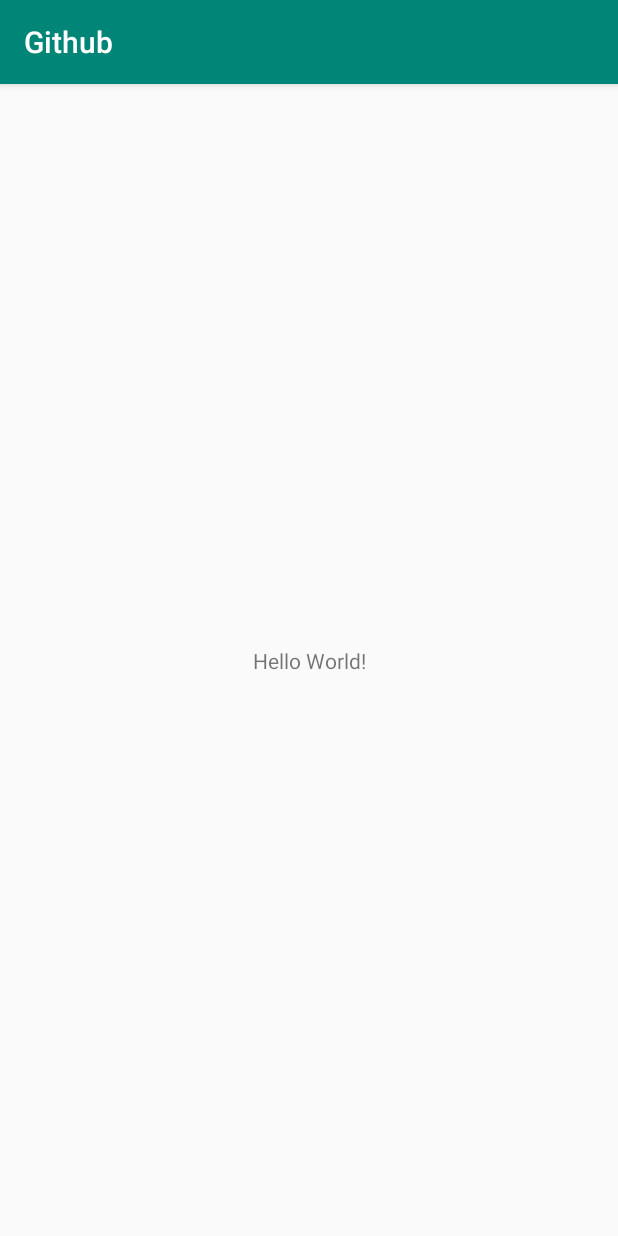
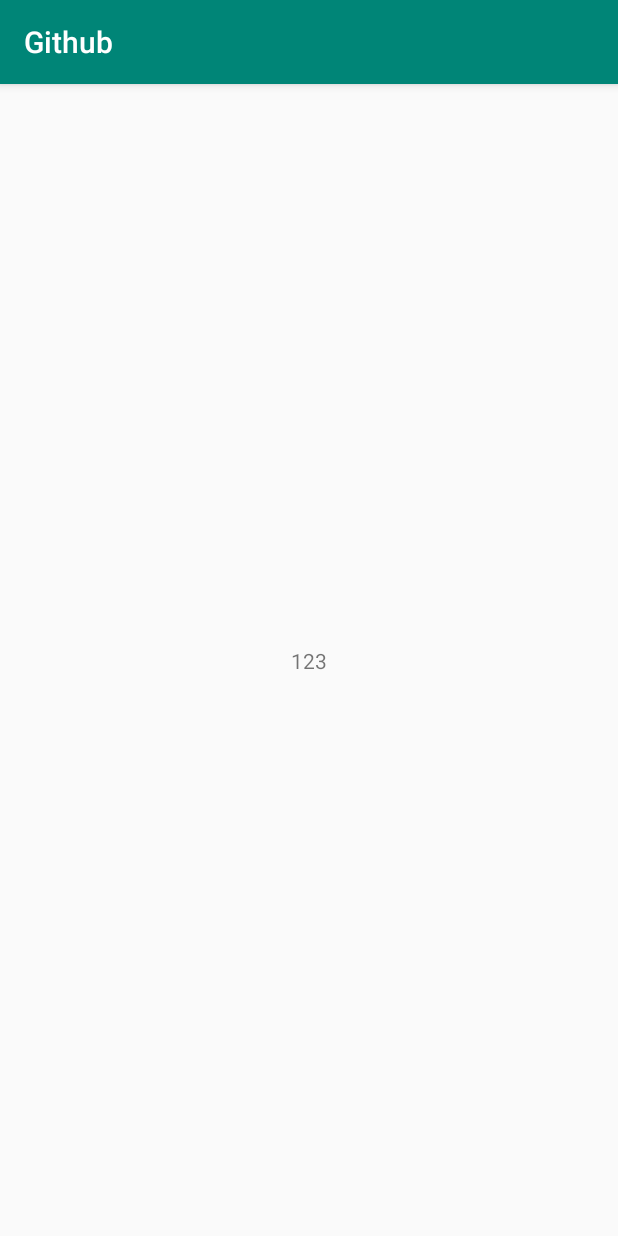
Before and after one commit to docongminh1/Github, an Android app: the screen it shows after launch (MainActivity), on a phone screen of 412 x 824 dp. Run offline under Robolectric (Android 15) with nearby library versions, the phone set to English and light mode, and no system bars.

Commit message:
update data

```diff
--- a/app/src/main/res/layout/activity_main.xml
+++ b/app/src/main/res/layout/activity_main.xml
@@ -9,7 +9,7 @@
     <TextView
         android:layout_width="wrap_content"
         android:layout_height="wrap_content"
-        android:text="Hello World!"
+        android:text="123"
         app:layout_constraintBottom_toBottomOf="parent"
         app:layout_constraintLeft_toLeftOf="parent"
         app:layout_constraintRight_toRightOf="parent"
```
